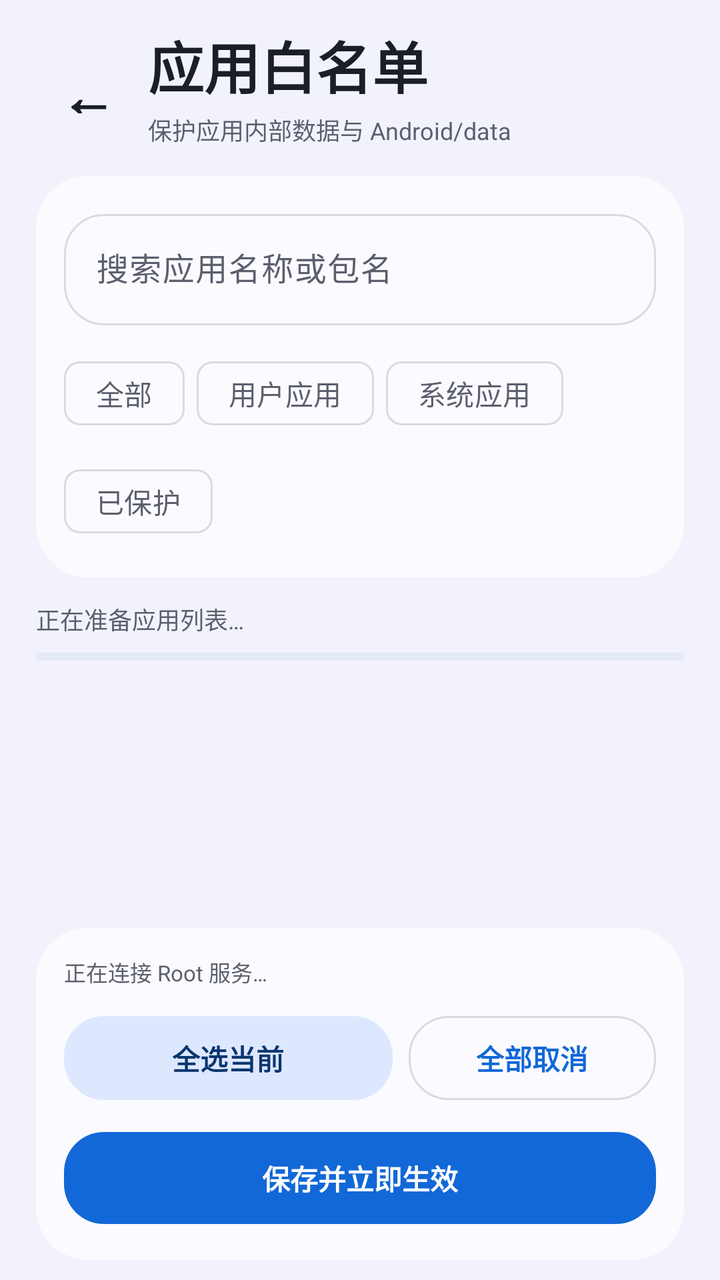
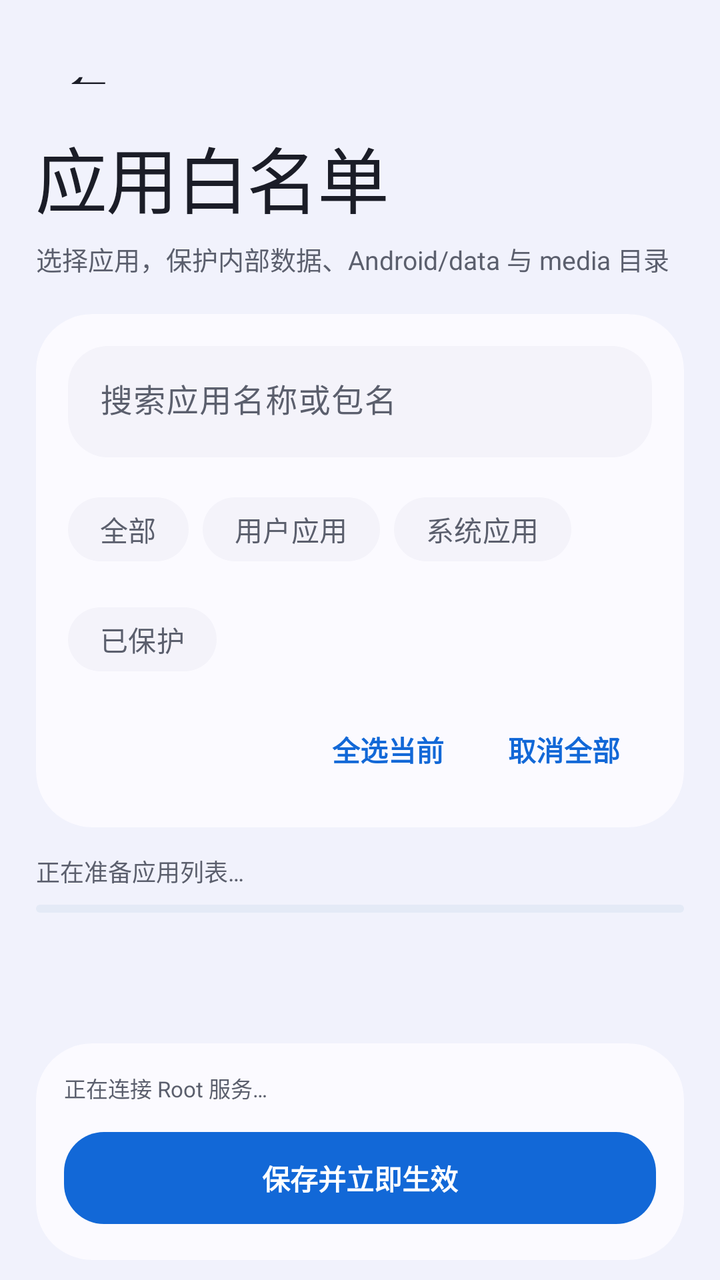

The first picture is an Android layout as it rendered before a commit; the second is the same layout after the commit. The layout source and the unified diff follow.
<!-- AndroidManifest.xml: application theme Theme.BaiZe -->
<!-- res/layout/activity_whitelist.xml -->
<?xml version="1.0" encoding="utf-8"?>
<LinearLayout xmlns:android="http://schemas.android.com/apk/res/android"
    xmlns:app="http://schemas.android.com/apk/res-auto"
    android:id="@+id/whitelistRoot"
    android:layout_width="match_parent"
    android:layout_height="match_parent"
    android:background="@drawable/bg_app_gradient"
    android:orientation="vertical"
    android:paddingStart="18dp"
    android:paddingEnd="18dp">

    <LinearLayout
        android:id="@+id/headerContainer"
        android:layout_width="match_parent"
        android:layout_height="wrap_content"
        android:gravity="center_vertical"
        android:orientation="horizontal"
        android:paddingTop="12dp"
        android:paddingBottom="14dp">

        <com.google.android.material.button.MaterialButton
            android:id="@+id/backButton"
            style="@style/Widget.Material3.Button.TextButton"
            android:layout_width="48dp"
            android:layout_height="48dp"
            android:contentDescription="返回"
            android:gravity="center"
            android:minWidth="0dp"
            android:text="←"
            android:textColor="?attr/colorOnSurface"
            android:textSize="28sp" />

        <LinearLayout
            android:layout_width="0dp"
            android:layout_height="wrap_content"
            android:layout_marginStart="8dp"
            android:layout_weight="1"
            android:orientation="vertical">

            <TextView
                android:layout_width="wrap_content"
                android:layout_height="wrap_content"
                android:text="应用白名单"
                android:textColor="?attr/colorOnSurface"
                android:textSize="28sp"
                android:textStyle="bold" />

            <TextView
                android:layout_width="match_parent"
                android:layout_height="wrap_content"
                android:layout_marginTop="3dp"
                android:text="保护应用内部数据与 Android/data"
                android:textColor="?attr/colorOnSurfaceVariant"
                android:textSize="12sp" />
        </LinearLayout>
    </LinearLayout>

    <com.google.android.material.card.MaterialCardView
        style="@style/Widget.BaiZe.SimpleCard"
        android:layout_width="match_parent"
        android:layout_height="wrap_content">

        <LinearLayout
            android:layout_width="match_parent"
            android:layout_height="wrap_content"
            android:orientation="vertical"
            android:padding="14dp">

            <com.google.android.material.textfield.TextInputLayout
                style="@style/Widget.Material3.TextInputLayout.OutlinedBox"
                android:layout_width="match_parent"
                android:layout_height="wrap_content"
                android:hint="搜索应用名称或包名"
                app:boxBackgroundColor="?attr/colorSurface"
                app:boxCornerRadiusBottomEnd="20dp"
                app:boxCornerRadiusBottomStart="20dp"
                app:boxCornerRadiusTopEnd="20dp"
                app:boxCornerRadiusTopStart="20dp">

                <com.google.android.material.textfield.TextInputEditText
                    android:id="@+id/queryInput"
                    android:layout_width="match_parent"
                    android:layout_height="wrap_content"
                    android:imeOptions="actionDone"
                    android:inputType="text"
                    android:singleLine="true"
                    android:textColor="?attr/colorOnSurface"
                    android:textColorHint="?attr/colorOnSurfaceVariant" />
            </com.google.android.material.textfield.TextInputLayout>

            <com.google.android.material.chip.ChipGroup
                android:id="@+id/filterGroup"
                android:layout_width="match_parent"
                android:layout_height="wrap_content"
                android:layout_marginTop="10dp"
                app:chipSpacingHorizontal="6dp"
                app:chipSpacingVertical="6dp"
                app:selectionRequired="true"
                app:singleSelection="true">

                <com.google.android.material.chip.Chip
                    android:id="@+id/filterAll"
                    style="@style/Widget.Material3.Chip.Filter"
                    android:layout_width="wrap_content"
                    android:layout_height="wrap_content"
                    android:text="全部" />

                <com.google.android.material.chip.Chip
                    android:id="@+id/filterUser"
                    style="@style/Widget.Material3.Chip.Filter"
                    android:layout_width="wrap_content"
                    android:layout_height="wrap_content"
                    android:text="用户应用" />

                <com.google.android.material.chip.Chip
                    android:id="@+id/filterSystem"
                    style="@style/Widget.Material3.Chip.Filter"
                    android:layout_width="wrap_content"
                    android:layout_height="wrap_content"
                    android:text="系统应用" />

                <com.google.android.material.chip.Chip
                    android:id="@+id/filterProtected"
                    style="@style/Widget.Material3.Chip.Filter"
                    android:layout_width="wrap_content"
                    android:layout_height="wrap_content"
                    android:text="已保护" />
            </com.google.android.material.chip.ChipGroup>
        </LinearLayout>
    </com.google.android.material.card.MaterialCardView>

    <TextView
        android:id="@+id/selectionText"
        android:layout_width="match_parent"
        android:layout_height="wrap_content"
        android:layout_marginTop="12dp"
        android:text="正在准备应用列表…"
        android:textColor="?attr/colorOnSurfaceVariant"
        android:textSize="12sp" />

    <com.google.android.material.progressindicator.LinearProgressIndicator
        android:id="@+id/loadingIndicator"
        android:layout_width="match_parent"
        android:layout_height="wrap_content"
        android:layout_marginTop="8dp"
        android:indeterminate="true" />

    <FrameLayout
        android:layout_width="match_parent"
        android:layout_height="0dp"
        android:layout_marginTop="8dp"
        android:layout_weight="1">

        <androidx.recyclerview.widget.RecyclerView
            android:id="@+id/appList"
            android:layout_width="match_parent"
            android:layout_height="match_parent"
            android:clipToPadding="false"
            android:paddingTop="2dp"
            android:paddingBottom="10dp" />

        <TextView
            android:id="@+id/emptyText"
            android:layout_width="match_parent"
            android:layout_height="wrap_content"
            android:layout_gravity="center"
            android:gravity="center"
            android:padding="28dp"
            android:text="没有匹配的应用"
            android:textColor="?attr/colorOnSurfaceVariant"
            android:textSize="14sp"
            android:visibility="gone" />
    </FrameLayout>

    <com.google.android.material.card.MaterialCardView
        android:id="@+id/bottomActionCard"
        style="@style/Widget.BaiZe.SimpleCard"
        android:layout_width="match_parent"
        android:layout_height="wrap_content"
        android:layout_marginTop="8dp"
        android:layout_marginBottom="10dp">

        <LinearLayout
            android:layout_width="match_parent"
            android:layout_height="wrap_content"
            android:orientation="vertical"
            android:padding="14dp">

            <TextView
                android:id="@+id/statusText"
                android:layout_width="match_parent"
                android:layout_height="wrap_content"
                android:text="正在连接 Root 服务…"
                android:textColor="?attr/colorOnSurfaceVariant"
                android:textSize="11sp" />

            <LinearLayout
                android:layout_width="match_parent"
                android:layout_height="wrap_content"
                android:layout_marginTop="10dp"
                android:orientation="horizontal">

                <com.google.android.material.button.MaterialButton
                    android:id="@+id/selectVisibleButton"
                    style="@style/Widget.Material3.Button.FilledTonalButton"
                    android:layout_width="0dp"
                    android:layout_height="50dp"
                    android:layout_weight="1"
                    android:text="全选当前" />

                <com.google.android.material.button.MaterialButton
                    android:id="@+id/clearButton"
                    style="@style/Widget.BaiZe.Button.Outlined"
                    android:layout_width="0dp"
                    android:layout_height="50dp"
                    android:layout_marginStart="8dp"
                    android:layout_weight="0.75"
                    android:text="全部取消" />
            </LinearLayout>

            <com.google.android.material.button.MaterialButton
                android:id="@+id/saveButton"
                android:layout_width="match_parent"
                android:layout_height="54dp"
                android:layout_marginTop="8dp"
                android:text="保存并立即生效" />
        </LinearLayout>
    </com.google.android.material.card.MaterialCardView>
</LinearLayout>
<!-- resources referenced by this layout -->
<resources>
  <!-- drawable bg_app_gradient (drawable) -->
  <?xml version="1.0" encoding="utf-8"?>
  <shape xmlns:android="http://schemas.android.com/apk/res/android" android:shape="rectangle">
      <solid android:color="?android:attr/colorBackground" />
  </shape>
  <style name="Widget.BaiZe.Button.Outlined" parent="Widget.Material3.Button.OutlinedButton">
          <item name="cornerRadius">20dp</item>
          <item name="android:minHeight">52dp</item>
          <item name="android:textAllCaps">false</item>
          <item name="android:fontFamily">sans-serif-medium</item>
          <item name="strokeColor">?attr/colorOutline</item>
          <item name="strokeWidth">1dp</item>
          <item name="android:stateListAnimator">@null</item>
      </style>
  <style name="Widget.BaiZe.SimpleCard" parent="Widget.Material3.CardView.Filled">
          <item name="cardBackgroundColor">?attr/colorSurface</item>
          <item name="cardCornerRadius">26dp</item>
          <item name="cardElevation">0dp</item>
          <item name="strokeWidth">0dp</item>
      </style>
  <style name="Widget.Material3.Button.FilledTonalButton" parent="Widget.Material3.Button">
          <item name="backgroundTint">?attr/colorPrimaryContainer</item>
          <item name="android:textColor">?attr/colorOnPrimaryContainer</item>
          <item name="cornerRadius">20dp</item>
          <item name="android:textAllCaps">false</item>
          <item name="android:textStyle">bold</item>
          <item name="android:stateListAnimator">@null</item>
      </style>
  <style name="Theme.BaiZe" parent="Theme.BaiZe.Blue" />
  <style name="Theme.BaiZe.Blue" parent="Theme.BaiZe.Base" />
  <style name="Theme.BaiZe.Base" parent="Theme.Material3.DayNight.NoActionBar">
          <item name="colorPrimary">#1268D7</item>
          <item name="colorOnPrimary">#FFFFFF</item>
          <item name="colorPrimaryContainer">#DDE8FF</item>
          <item name="colorOnPrimaryContainer">#0A356F</item>
          <item name="colorSecondary">#536A92</item>
          <item name="colorOnSecondary">#FFFFFF</item>
          <item name="colorSecondaryContainer">#E4EAF6</item>
          <item name="colorOnSecondaryContainer">#253650</item>
          <item name="colorTertiary">#68618A</item>
          <item name="colorOnTertiary">#FFFFFF</item>
          <item name="colorError">#BA1A1A</item>
          <item name="colorOnError">#FFFFFF</item>
          <item name="colorSurface">#FBFAFF</item>
          <item name="colorSurfaceVariant">#F4F3FA</item>
          <item name="colorOnSurface">#1B1D27</item>
          <item name="colorOnSurfaceVariant">#5B5F6D</item>
          <item name="colorOutline">#D8DAE4</item>
          <item name="colorOutlineVariant">#E7E8EF</item>
          <item name="android:colorBackground">#F1F2FC</item>
          <item name="android:windowBackground">#F1F2FC</item>
          <item name="android:statusBarColor">#F1F2FC</item>
          <item name="android:navigationBarColor">#F1F2FC</item>
          <item name="android:windowLightStatusBar">true</item>
          <item name="android:windowLightNavigationBar">true</item>
          <item name="android:windowActionModeOverlay">true</item>
          <item name="android:fontFamily">sans-serif</item>
          <item name="materialCardViewStyle">@style/Widget.BaiZe.SimpleCard</item>
          <item name="materialButtonStyle">@style/Widget.BaiZe.Button</item>
      </style>
  <style name="Widget.BaiZe.Button" parent="Widget.Material3.Button">
          <item name="cornerRadius">20dp</item>
          <item name="android:minHeight">54dp</item>
          <item name="android:textAllCaps">false</item>
          <item name="android:textStyle">bold</item>
          <item name="android:fontFamily">sans-serif-medium</item>
          <item name="android:letterSpacing">0</item>
          <item name="android:stateListAnimator">@null</item>
      </style>
</resources>

<!-- the commit's change to res/layout/activity_whitelist.xml (unified diff, before → after) -->
@@ -13,69 +13,61 @@
         android:id="@+id/headerContainer"
         android:layout_width="match_parent"
         android:layout_height="wrap_content"
-        android:gravity="center_vertical"
-        android:orientation="horizontal"
-        android:paddingTop="12dp"
-        android:paddingBottom="14dp">
+        android:orientation="vertical"
+        android:paddingTop="8dp"
+        android:paddingBottom="18dp">
 
         <com.google.android.material.button.MaterialButton
             android:id="@+id/backButton"
             style="@style/Widget.Material3.Button.TextButton"
             android:layout_width="48dp"
-            android:layout_height="48dp"
+            android:layout_height="44dp"
             android:contentDescription="返回"
             android:gravity="center"
             android:minWidth="0dp"
             android:text="←"
             android:textColor="?attr/colorOnSurface"
-            android:textSize="28sp" />
+            android:textSize="27sp" />
+
+        <TextView
+            android:layout_width="wrap_content"
+            android:layout_height="wrap_content"
+            android:layout_marginTop="10dp"
+            android:text="应用白名单"
+            android:textAppearance="@style/TextAppearance.BaiZe.PageTitle" />
+
+        <TextView
+            android:layout_width="match_parent"
+            android:layout_height="wrap_content"
+            android:layout_marginTop="5dp"
+            android:text="选择应用，保护内部数据、Android/data 与 media 目录"
+            android:textColor="?attr/colorOnSurfaceVariant"
+            android:textSize="13sp" />
+    </LinearLayout>
+
+    <com.google.android.material.card.MaterialCardView
+        style="@style/Widget.BaiZe.GroupCard"
+        android:layout_width="match_parent"
+        android:layout_height="wrap_content">
 
         <LinearLayout
-            android:layout_width="0dp"
-            android:layout_height="wrap_content"
-            android:layout_marginStart="8dp"
-            android:layout_weight="1"
-            android:orientation="vertical">
-
-            <TextView
-                android:layout_width="wrap_content"
-                android:layout_height="wrap_content"
-                android:text="应用白名单"
-                android:textColor="?attr/colorOnSurface"
-                android:textSize="28sp"
-                android:textStyle="bold" />
-
-            <TextView
-                android:layout_width="match_parent"
-                android:layout_height="wrap_content"
-                android:layout_marginTop="3dp"
-                android:text="保护应用内部数据与 Android/data"
-                android:textColor="?attr/colorOnSurfaceVariant"
-                android:textSize="12sp" />
-        </LinearLayout>
-    </LinearLayout>
-
-    <com.google.android.material.card.MaterialCardView
-        style="@style/Widget.BaiZe.SimpleCard"
-        android:layout_width="match_parent"
-        android:layout_height="wrap_content">
-
-        <LinearLayout
             android:layout_width="match_parent"
             android:layout_height="wrap_content"
             android:orientation="vertical"
-            android:padding="14dp">
+            android:padding="16dp">
 
             <com.google.android.material.textfield.TextInputLayout
-                style="@style/Widget.Material3.TextInputLayout.OutlinedBox"
+                style="@style/Widget.Material3.TextInputLayout.FilledBox"
                 android:layout_width="match_parent"
                 android:layout_height="wrap_content"
                 android:hint="搜索应用名称或包名"
-                app:boxBackgroundColor="?attr/colorSurface"
+                app:boxBackgroundColor="?attr/colorSurfaceVariant"
                 app:boxCornerRadiusBottomEnd="20dp"
                 app:boxCornerRadiusBottomStart="20dp"
                 app:boxCornerRadiusTopEnd="20dp"
-                app:boxCornerRadiusTopStart="20dp">
+                app:boxCornerRadiusTopStart="20dp"
+                app:boxStrokeWidth="0dp"
+                app:boxStrokeWidthFocused="0dp">
 
                 <com.google.android.material.textfield.TextInputEditText
                     android:id="@+id/queryInput"
@@ -92,40 +84,62 @@
                 android:id="@+id/filterGroup"
                 android:layout_width="match_parent"
                 android:layout_height="wrap_content"
-                android:layout_marginTop="10dp"
-                app:chipSpacingHorizontal="6dp"
-                app:chipSpacingVertical="6dp"
+                android:layout_marginTop="12dp"
+                app:chipSpacingHorizontal="7dp"
+                app:chipSpacingVertical="7dp"
                 app:selectionRequired="true"
                 app:singleSelection="true">
 
                 <com.google.android.material.chip.Chip
                     android:id="@+id/filterAll"
-                    style="@style/Widget.Material3.Chip.Filter"
+                    style="@style/Widget.BaiZe.FilterChip"
                     android:layout_width="wrap_content"
                     android:layout_height="wrap_content"
                     android:text="全部" />
 
                 <com.google.android.material.chip.Chip
                     android:id="@+id/filterUser"
-                    style="@style/Widget.Material3.Chip.Filter"
+                    style="@style/Widget.BaiZe.FilterChip"
                     android:layout_width="wrap_content"
                     android:layout_height="wrap_content"
                     android:text="用户应用" />
 
                 <com.google.android.material.chip.Chip
                     android:id="@+id/filterSystem"
-                    style="@style/Widget.Material3.Chip.Filter"
+                    style="@style/Widget.BaiZe.FilterChip"
                     android:layout_width="wrap_content"
                     android:layout_height="wrap_content"
                     android:text="系统应用" />
 
                 <com.google.android.material.chip.Chip
                     android:id="@+id/filterProtected"
-                    style="@style/Widget.Material3.Chip.Filter"
+                    style="@style/Widget.BaiZe.FilterChip"
                     android:layout_width="wrap_content"
                     android:layout_height="wrap_content"
                     android:text="已保护" />
             </com.google.android.material.chip.ChipGroup>
+
+            <LinearLayout
+                android:layout_width="match_parent"
+                android:layout_height="wrap_content"
+                android:layout_marginTop="8dp"
+                android:gravity="end"
+                android:orientation="horizontal">
+
+                <com.google.android.material.button.MaterialButton
+                    android:id="@+id/selectVisibleButton"
+                    style="@style/Widget.Material3.Button.TextButton"
+                    android:layout_width="wrap_content"
+                    android:layout_height="46dp"
+                    android:text="全选当前" />
+
+                <com.google.android.material.button.MaterialButton
+                    android:id="@+id/clearButton"
+                    style="@style/Widget.Material3.Button.TextButton"
+                    android:layout_width="wrap_content"
+                    android:layout_height="46dp"
+                    android:text="取消全部" />
+            </LinearLayout>
         </LinearLayout>
     </com.google.android.material.card.MaterialCardView>
 
@@ -133,7 +147,7 @@
         android:id="@+id/selectionText"
         android:layout_width="match_parent"
         android:layout_height="wrap_content"
-        android:layout_marginTop="12dp"
+        android:layout_marginTop="13dp"
         android:text="正在准备应用列表…"
         android:textColor="?attr/colorOnSurfaceVariant"
         android:textSize="12sp" />
@@ -157,7 +171,7 @@
             android:layout_height="match_parent"
             android:clipToPadding="false"
             android:paddingTop="2dp"
-            android:paddingBottom="10dp" />
+            android:paddingBottom="12dp" />
 
         <TextView
             android:id="@+id/emptyText"
@@ -174,7 +188,7 @@
 
     <com.google.android.material.card.MaterialCardView
         android:id="@+id/bottomActionCard"
-        style="@style/Widget.BaiZe.SimpleCard"
+        style="@style/Widget.BaiZe.GroupCard"
         android:layout_width="match_parent"
         android:layout_height="wrap_content"
         android:layout_marginTop="8dp"
@@ -194,35 +208,11 @@
                 android:textColor="?attr/colorOnSurfaceVariant"
                 android:textSize="11sp" />
 
-            <LinearLayout
-                android:layout_width="match_parent"
-                android:layout_height="wrap_content"
-                android:layout_marginTop="10dp"
-                android:orientation="horizontal">
-
-                <com.google.android.material.button.MaterialButton
-                    android:id="@+id/selectVisibleButton"
-                    style="@style/Widget.Material3.Button.FilledTonalButton"
-                    android:layout_width="0dp"
-                    android:layout_height="50dp"
-                    android:layout_weight="1"
-                    android:text="全选当前" />
-
-                <com.google.android.material.button.MaterialButton
-                    android:id="@+id/clearButton"
-                    style="@style/Widget.BaiZe.Button.Outlined"
-                    android:layout_width="0dp"
-                    android:layout_height="50dp"
-                    android:layout_marginStart="8dp"
-                    android:layout_weight="0.75"
-                    android:text="全部取消" />
-            </LinearLayout>
-
             <com.google.android.material.button.MaterialButton
                 android:id="@+id/saveButton"
                 android:layout_width="match_parent"
                 android:layout_height="54dp"
-                android:layout_marginTop="8dp"
+                android:layout_marginTop="10dp"
                 android:text="保存并立即生效" />
         </LinearLayout>
     </com.google.android.material.card.MaterialCardView>
<!-- resource entries referenced after the edit -->
@@ -5,14 +5,22 @@
   <shape xmlns:android="http://schemas.android.com/apk/res/android" android:shape="rectangle">
       <solid android:color="?android:attr/colorBackground" />
   </shape>
-  <style name="Widget.BaiZe.Button.Outlined" parent="Widget.Material3.Button.OutlinedButton">
-          <item name="cornerRadius">20dp</item>
-          <item name="android:minHeight">52dp</item>
-          <item name="android:textAllCaps">false</item>
-          <item name="android:fontFamily">sans-serif-medium</item>
-          <item name="strokeColor">?attr/colorOutline</item>
-          <item name="strokeWidth">1dp</item>
-          <item name="android:stateListAnimator">@null</item>
+  <style name="TextAppearance.BaiZe.PageTitle" parent="TextAppearance.Material3.DisplaySmall">
+          <item name="android:textColor">?attr/colorOnSurface</item>
+          <item name="android:textStyle">normal</item>
+          <item name="android:fontFamily">sans-serif</item>
+          <item name="android:textSize">36sp</item>
+          <item name="android:letterSpacing">-0.02</item>
+      </style>
+  <style name="Widget.BaiZe.FilterChip" parent="Widget.Material3.Chip.Filter">
+          <item name="chipBackgroundColor">@color/baize_chip_background</item>
+          <item name="android:textColor">@color/baize_chip_text</item>
+          <item name="chipStrokeWidth">0dp</item>
+          <item name="android:minHeight">40dp</item>
+          <item name="shapeAppearanceOverlay">@style/ShapeAppearanceOverlay.BaiZe.Chip</item>
+      </style>
+  <style name="Widget.BaiZe.GroupCard" parent="Widget.BaiZe.SimpleCard">
+          <item name="cardCornerRadius">28dp</item>
       </style>
   <style name="Widget.BaiZe.SimpleCard" parent="Widget.Material3.CardView.Filled">
           <item name="cardBackgroundColor">?attr/colorSurface</item>
@@ -20,15 +28,11 @@
           <item name="cardElevation">0dp</item>
           <item name="strokeWidth">0dp</item>
       </style>
-  <style name="Widget.Material3.Button.FilledTonalButton" parent="Widget.Material3.Button">
-          <item name="backgroundTint">?attr/colorPrimaryContainer</item>
-          <item name="android:textColor">?attr/colorOnPrimaryContainer</item>
-          <item name="cornerRadius">20dp</item>
-          <item name="android:textAllCaps">false</item>
-          <item name="android:textStyle">bold</item>
-          <item name="android:stateListAnimator">@null</item>
+  <style name="Theme.BaiZe" parent="Theme.BaiZe.Blue" />
+  <style name="ShapeAppearanceOverlay.BaiZe.Chip">
+          <item name="cornerFamily">rounded</item>
+          <item name="cornerSize">18dp</item>
       </style>
-  <style name="Theme.BaiZe" parent="Theme.BaiZe.Blue" />
   <style name="Theme.BaiZe.Blue" parent="Theme.BaiZe.Base" />
   <style name="Theme.BaiZe.Base" parent="Theme.Material3.DayNight.NoActionBar">
           <item name="colorPrimary">#1268D7</item>
